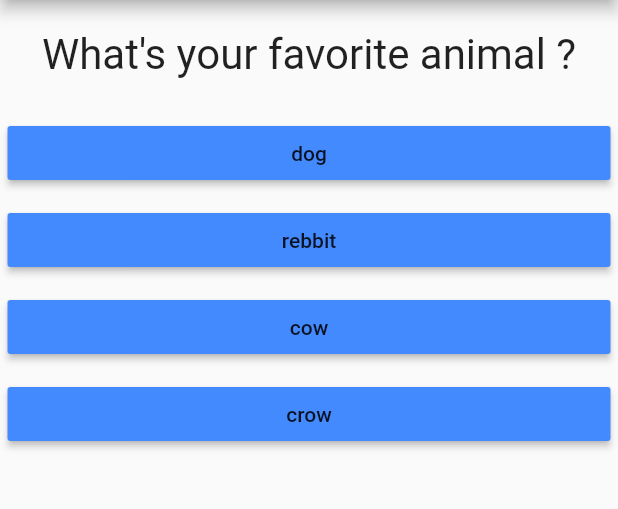
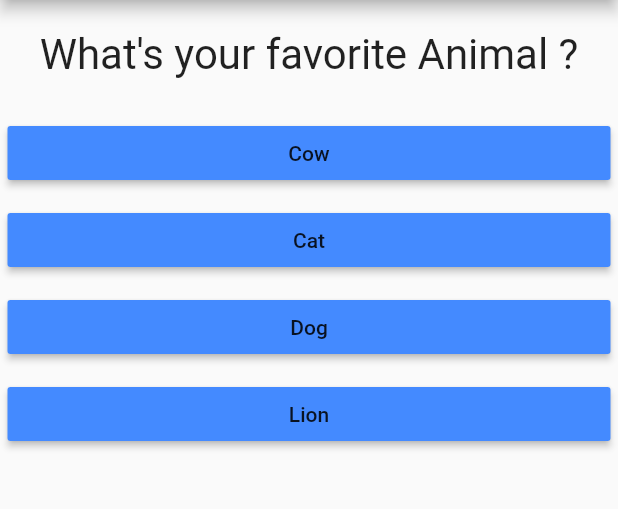
Before and after one commit to NazmulIslambd/udemy-practrice, a Flutter app: the screen it shows after launch, after a tap on "black", on a phone screen of 412 x 824 dp, the part 84-593 px from its top. Run offline on Flutter 3.47's test engine with Material 2 defaults, Android fonts, the phone set to English and light mode, and no system bars.

Commit message:
Flully Functional with Score

```diff
--- a/lib/main.dart
+++ b/lib/main.dart
@@ -19,19 +19,40 @@ class _MyAppState extends State<MyApp> {
   final _question = const [
     {
       'questionText': 'What\'s your favorite color ?',
-      'answer': ['black', 'blue', 'green', 'white']
+      'answer': [
+        {'text':'black','score':50},
+        {'text':'Blue','score':8},
+        {'text':'White','score':5},
+        {'text':'Green','score':3},
+
+      ]
     },
     {
-      'questionText': 'What\'s your favorite animal ?',
-      'answer': ['dog', 'rebbit', 'cow', 'crow']
+      'questionText': 'What\'s your favorite Animal ?',
+      'answer': [
+        {'text':'Cow','score':10},
+        {'text':'Cat','score':8},
+        {'text':'Dog','score':5},
+        {'text':'Lion','score':3},
+
+      ]
     },
     {
-      'questionText': 'What\'s your favorite colors you choose for a man?',
-      'answer': ['black_man', 'blue_man', 'green_man', 'white_man']
-    }
+      'questionText': 'What\'s your favorite Teacher ?',
+      'answer': [
+        {'text':'Nazmul','score':10},
+        {'text':'Maz','score':8},
+        {'text':'Ali','score':5},
+        {'text':'Akbar','score':3},
+
+      ]
+    },
+
   ];
+  int _totalScore = 0;
 
-  void _answerQuestion() {
+  void _answerQuestion(int score) {
+    _totalScore += score;
     setState(() {
       _questionIndex = _questionIndex + 1;
       print(_questionIndex);
@@ -51,7 +72,7 @@ class _MyAppState extends State<MyApp> {
                 question: _question,
                 questionIndex: _questionIndex,
               )
-            :End() ,
+            :End(_totalScore) ,
       ),
     );
   }
--- a/lib/quiz.dart
+++ b/lib/quiz.dart
@@ -6,7 +6,9 @@ class Quiz extends StatelessWidget {
   final List<Map<String, Object>> question;
   final Function answerQuestion;
   final int questionIndex;
-  Quiz({@required this.answerQuestion, @required this.question,
+  Quiz(
+      {@required this.answerQuestion,
+      @required this.question,
       @required this.questionIndex});
   @override
   Widget build(BuildContext context) {
@@ -18,8 +20,9 @@ class Quiz extends StatelessWidget {
       // ... use for into answer of question map
       // as list<String > use for to know Dart here is have a list
 
-      ...(question[questionIndex]['answer'] as List<String>).map((answer) {
-        return Answer(answerQuestion, answer);
+      ...(question[questionIndex]['answer'] as List<Map<String, Object>>)
+          .map((answer) {
+        return Answer(() => answerQuestion(answer['score']), answer['text']);
       }).toList(),
     ]);
   }
```
Also changed, not shown: lib/end.dart (+22 -2 lines).
